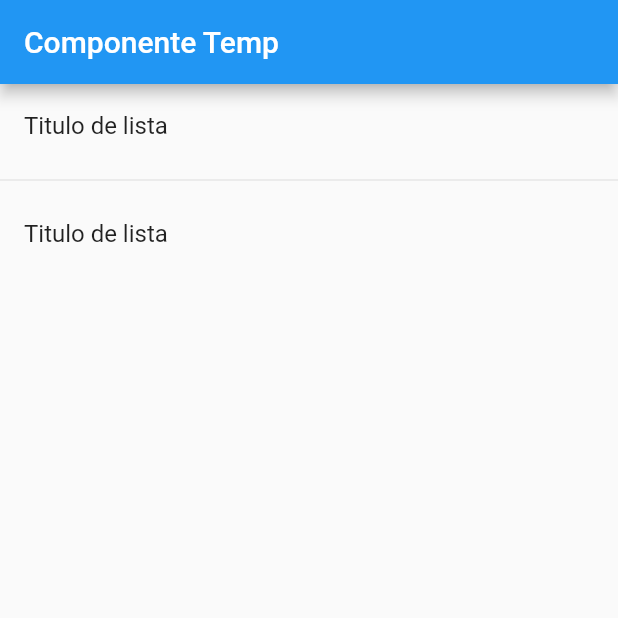
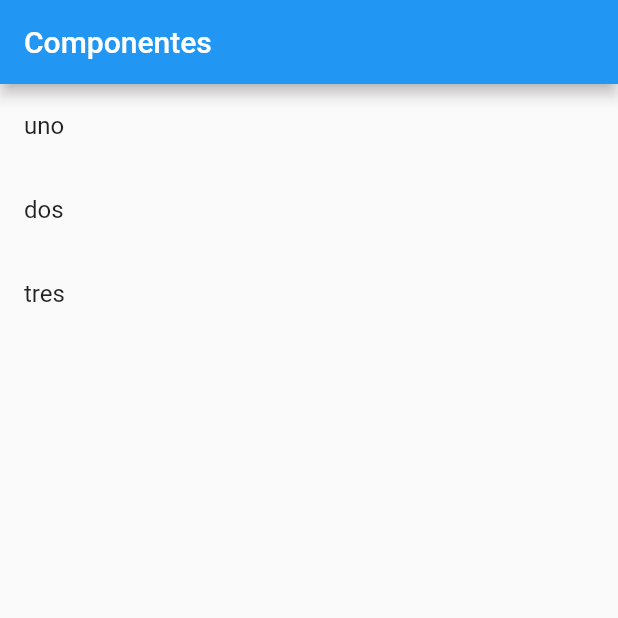
Before and after one commit to jorarmarfin/flutter-componentes, a Flutter app: the screen it shows after launch, on a phone screen of 412 x 824 dp, the top half of it. Run offline on Flutter 3.47's test engine with Material 2 defaults, Android fonts, the phone set to English and light mode, and no system bars.

```diff
--- a/lib/main.dart
+++ b/lib/main.dart
@@ -1,5 +1,6 @@
-import 'package:componentes/src/pages/home_temp.dart';
 import 'package:flutter/material.dart';
+
+import 'package:componentes/src/pages/home_page.dart';
 
 void main() => runApp(MyApp());
 
@@ -9,6 +10,6 @@ class MyApp extends StatelessWidget {
     return MaterialApp(
         // debugShowCheckedModeBanner: false,
         title: 'Material App',
-        home: HomePageTemp());
+        home: HomePage());
   }
 }
--- /dev/null
+++ b/lib/src/pages/home_page.dart
@@ -0,0 +1,37 @@
+import 'package:flutter/material.dart';
+
+import 'package:componentes/src/providers/menu_provider.dart';
+
+class HomePage extends StatelessWidget {
+  @override
+  Widget build(BuildContext context) {
+    return Scaffold(
+      appBar: AppBar(
+        title: Text('Componentes'),
+      ),
+      body: _lista(),
+    );
+  }
+
+  Widget _lista() {
+    print(menuProvider.opciones);
+
+    return ListView(
+      children: _listaItems(),
+    );
+  }
+
+  List<Widget> _listaItems() {
+    return [
+      ListTile(
+        title: Text('uno'),
+      ),
+      ListTile(
+        title: Text('dos'),
+      ),
+      ListTile(
+        title: Text('tres'),
+      ),
+    ];
+  }
+}
--- a/lib/src/pages/home_temp.dart
+++ b/lib/src/pages/home_temp.dart
@@ -1,23 +1,29 @@
 import 'package:flutter/material.dart';
 
 class HomePageTemp extends StatelessWidget {
+  final opciones = ['uno', 'dos', 'tres', 'cuatro'];
+
   @override
   Widget build(BuildContext context) {
     return Scaffold(
       appBar: AppBar(
         title: Text('Componente Temp'),
       ),
-      body: ListView(
-        children: <Widget>[
-          ListTile(
-            title: Text('Titulo de lista'),
-          ),
-          Divider(),
-          ListTile(
-            title: Text('Titulo de lista'),
-          )
-        ],
-      ),
+      body: ListView(children: _listado()),
     );
   }
+
+  List<Widget> _listado() {
+    return opciones.map((item) {
+      return Column(
+        children: [
+          ListTile(
+            title: Text(item),
+            leading: Icon(Icons.ac_unit_outlined),
+          ),
+          Divider()
+        ],
+      );
+    }).toList();
+  }
 }
--- a/pubspec.yaml
+++ b/pubspec.yaml
@@ -45,7 +45,8 @@ flutter:
   uses-material-design: true
 
   # To add assets to your application, add an assets section, like this:
-  # assets:
+  assets:
+    - data/menu_opts.json
   #   - images/a_dot_burr.jpeg
   #   - images/a_dot_ham.jpeg
 
```
Also changed, not shown: data/menu_opts.json (added, +20 -0 lines), lib/src/providers/menu_provider.dart (added, +17 -0 lines), menu_opts.json (added, +20 -0 lines).
